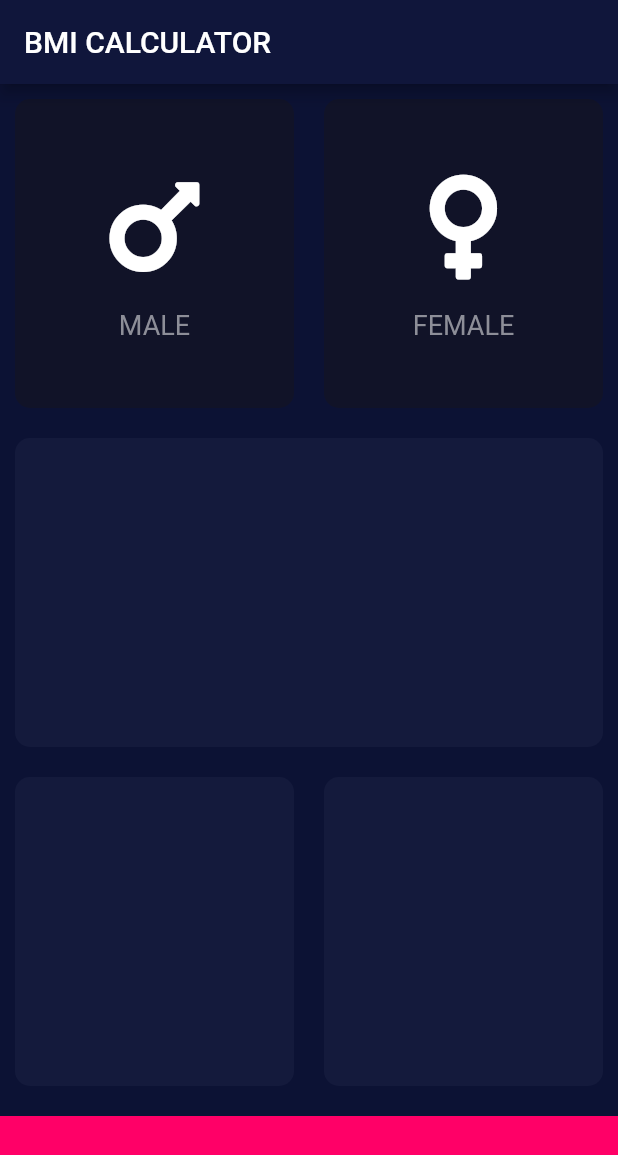
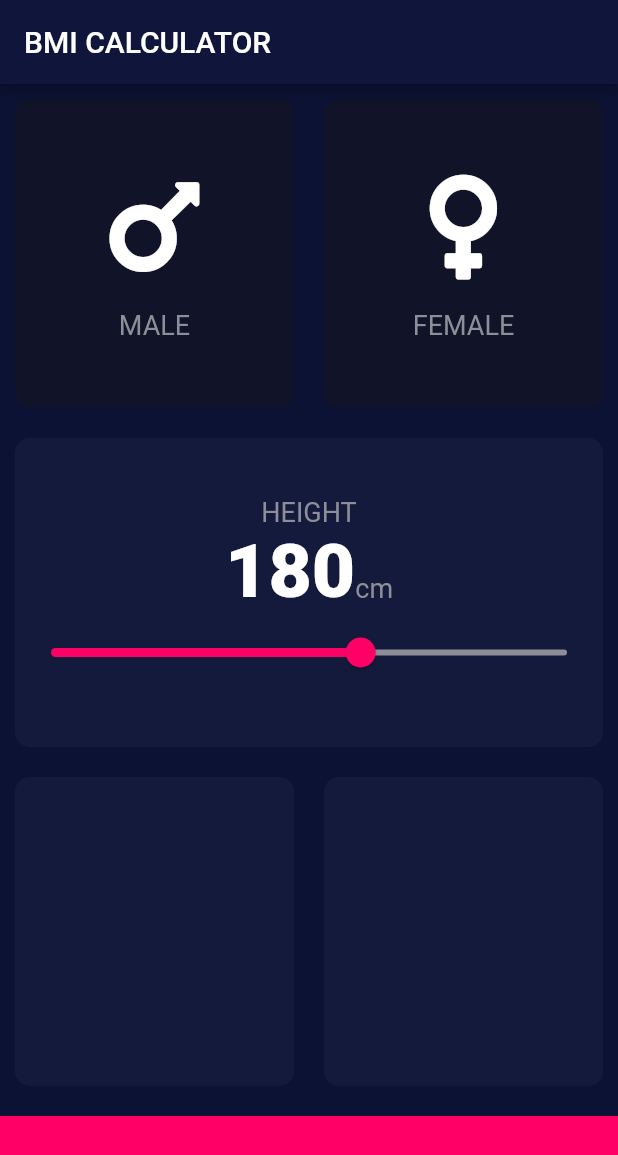
Before and after one commit to surrajj20/BMI--Calculator-App, a Flutter app: the screen it shows after launch, on a phone screen of 412 x 824 dp. Shown: the top 1155 px of the screen. Run offline on Flutter 3.47's test engine with Material 2 defaults, Android fonts, the phone set to English and light mode, and no system bars; our stand-ins replace font_awesome_flutter.

Commit message:
height & slider added/ constants seperated

```diff
--- /dev/null
+++ b/lib/constants.dart
@@ -0,0 +1,17 @@
+import 'package:flutter/material.dart';
+
+const kBottomContainerHeight = 80.0;
+//const activeCardColour = Color(0xFF272A4E);
+const kActiveCardColour = Color(0xFF141A3C);
+const kInactiveCardColour = Color(0xFF111328);
+const kBottomContainerColour = Color(0xFFFF0067);
+
+const kLabelTextStyle = TextStyle(
+  fontSize: 18.0,
+  color: Color(0xFF8D8E98),
+);
+
+const kNumberTextStyle = TextStyle(
+  fontSize: 50.0,
+  fontWeight: FontWeight.w900,
+);
--- a/lib/icon_content.dart
+++ b/lib/icon_content.dart
@@ -1,9 +1,5 @@
 import 'package:flutter/material.dart';
-
-const labelTextStyle = TextStyle(
-  fontSize: 18.0,
-  color: Color(0xFF8D8E98),
-);
+import 'constants.dart';
 
 class IconContent extends StatelessWidget {
   IconContent({this.icon, this.label});
@@ -25,7 +21,7 @@ class IconContent extends StatelessWidget {
         ),
         Text(
           label,
-          style: labelTextStyle,
+          style: kLabelTextStyle,
         )
       ],
     );
--- a/lib/input_page.dart
+++ b/lib/input_page.dart
@@ -1,13 +1,9 @@
+import 'package:flutter/cupertino.dart';
 import 'package:flutter/material.dart';
 import 'package:font_awesome_flutter/font_awesome_flutter.dart';
 import 'icon_content.dart';
 import 'reusable_card.dart';
-
-const bottomContainerHeight = 80.0;
-//const activeCardColour = Color(0xFF272A4E);
-const activeCardColour = Color(0xFF141A3C);
-const inactiveCardColour = Color(0xFF111328);
-const bottomContainerColour = Color(0xFFFF0067);
+import 'constants.dart';
 
 enum Gender { male, female }
 
@@ -18,6 +14,7 @@ class InputPage extends StatefulWidget {
 
 class _InputPageState extends State<InputPage> {
   Gender selectedGender;
+  int height = 180;
 
   @override
   Widget build(BuildContext context) {
@@ -26,6 +23,7 @@ class _InputPageState extends State<InputPage> {
         title: Text('BMI CALCULATOR'),
       ),
       body: Column(
+        crossAxisAlignment: CrossAxisAlignment.stretch,
         children: <Widget>[
           Expanded(
             child: Row(
@@ -38,8 +36,8 @@ class _InputPageState extends State<InputPage> {
                       });
                     },
                     colour: selectedGender == Gender.male
-                        ? activeCardColour
-                        : inactiveCardColour,
+                        ? kActiveCardColour
+                        : kInactiveCardColour,
                     cardChild: IconContent(
                       icon: FontAwesomeIcons.mars,
                       label: 'MALE',
@@ -54,8 +52,8 @@ class _InputPageState extends State<InputPage> {
                       });
                     },
                     colour: selectedGender == Gender.female
-                        ? activeCardColour
-                        : inactiveCardColour,
+                        ? kActiveCardColour
+                        : kInactiveCardColour,
                     cardChild: IconContent(
                       icon: FontAwesomeIcons.venus,
                       label: 'FEMALE',
@@ -67,7 +65,43 @@ class _InputPageState extends State<InputPage> {
           ),
           Expanded(
             child: ReusableCard(
-              colour: activeCardColour,
+              colour: kActiveCardColour,
+              cardChild: Column(
+                mainAxisAlignment: MainAxisAlignment.center,
+                children: <Widget>[
+                  Text(
+                    'HEIGHT',
+                    style: kLabelTextStyle,
+                  ),
+                  Row(
+                    mainAxisAlignment: MainAxisAlignment.center,
+                    crossAxisAlignment: CrossAxisAlignment.baseline,
+                    textBaseline: TextBaseline.alphabetic,
+                    children: <Widget>[
+                      Text(
+                        height.toString(),
+                        style: kNumberTextStyle,
+                      ),
+                      Text(
+                        'cm',
+                        style: kLabelTextStyle,
+                      )
+                    ],
+                  ),
+                  Slider(
+                    value: height.toDouble(),
+                    min: 120.0,
+                    max: 220.0,
+                    activeColor: Color(0xFFFF0067),
+                    inactiveColor: Color(0xFF8D8E98),
+                    onChanged: (double newValue) {
+                      setState(() {
+                        height = newValue.round();
+                      });
+                    },
+                  ),
+                ],
+              ),
             ),
           ),
           Expanded(
@@ -75,21 +109,21 @@ class _InputPageState extends State<InputPage> {
             children: <Widget>[
               Expanded(
                 child: ReusableCard(
-                  colour: activeCardColour,
+                  colour: kActiveCardColour,
                 ),
               ),
               Expanded(
                 child: ReusableCard(
-                  colour: activeCardColour,
+                  colour: kActiveCardColour,
                 ),
               ),
             ],
           )),
           Container(
-            color: bottomContainerColour,
+            color: kBottomContainerColour,
             margin: EdgeInsets.only(top: 10.0),
             width: double.infinity,
-            height: bottomContainerHeight,
+            height: kBottomContainerHeight,
           )
         ],
       ),
```
